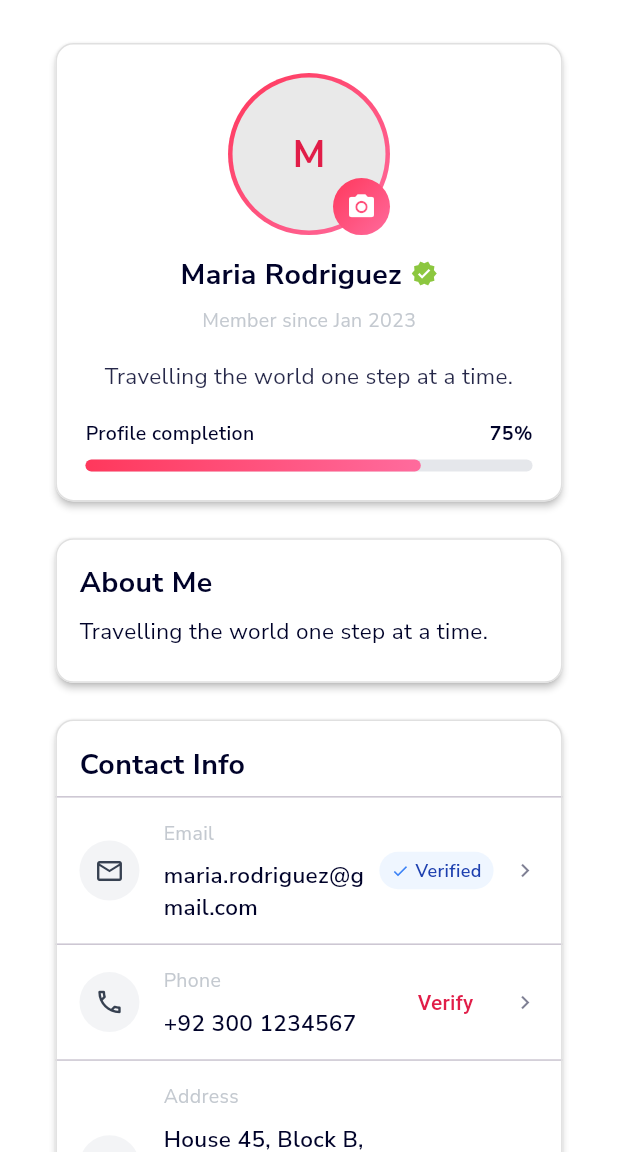
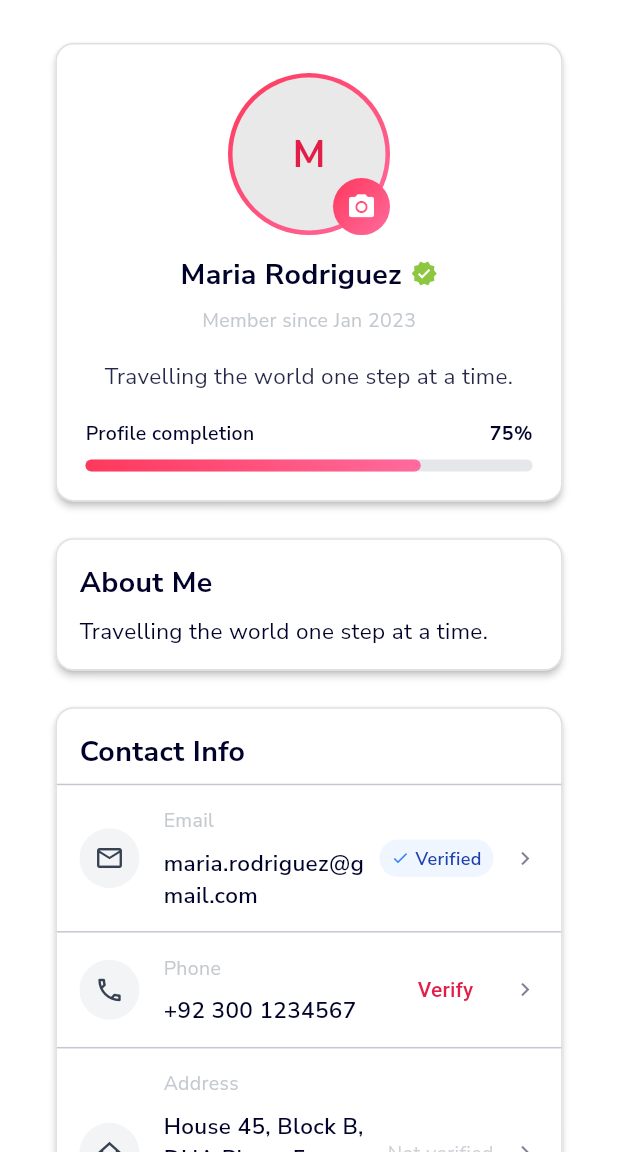
Before and after one commit to tripavail92-byte/tripavail, a Flutter app: the ProfileScreen screen opened directly, on a phone screen of 412 x 824 dp, the part 84-1236 px from its top. Run offline on Flutter 3.47's test engine with Material 3 defaults, Android fonts, the phone set to English and light mode, and no system bars; our stand-ins replace cached_network_image, connectivity_plus, flutter_spinkit, geocoding, geolocator, get and 3 more; accounts and stored records are empty.

Commit message:
WIP update

```diff
--- a/lib/features/profile/profile_screen.dart
+++ b/lib/features/profile/profile_screen.dart
@@ -72,14 +72,21 @@ class ProfileScreen extends StatefulWidget {
   State<ProfileScreen> createState() => _ProfileScreenState();
 }
 
-class _ProfileScreenState extends State<ProfileScreen>
-    with SingleTickerProviderStateMixin {
+class _ProfileScreenState extends State<ProfileScreen> {
   bool isEditing = false;
 
   late ProfileData profileData;
   late ProfileData editData;
 
   final _formKey = GlobalKey<FormState>();
+
+  // Spacing multipliers
+  static const double _spacingSmall = 0.01;
+  static const double _spacingMedium = 0.015;
+  static const double _spacingLarge = 0.02;
+  static const double _spacingXLarge = 0.03;
+  static const double _horizontalPadding = 0.08;
+  static const double _maxContentWidth = 560.0;
 
   @override
   void initState() {
@@ -117,7 +124,6 @@ class _ProfileScreenState extends State<ProfileScreen>
 
   void _toggleEdit() {
     setState(() {
-      // Always refresh the edit buffer when toggling modes
       editData = profileData.copy();
       isEditing = !isEditing;
     });
@@ -130,7 +136,6 @@ class _ProfileScreenState extends State<ProfileScreen>
         profileData = editData.copy();
         isEditing = false;
       });
-      // Integrate backend update here
       ScaffoldMessenger.of(
         context,
       ).showSnackBar(const SnackBar(content: Text('Profile updated')));
@@ -144,18 +149,12 @@ class _ProfileScreenState extends State<ProfileScreen>
     return null;
   }
 
-  // Removed unused email validator; email edit moved out of About Me
-
   String? _validateBio(String? val) {
     if (val != null && val.length > 200) {
       return 'Bio must be under 200 characters';
     }
     return null;
   }
-
-  // Removed inline password change validation; handled in dedicated form
-
-  // Removed unused _updatePassword; password updates handled in _SecuritySettingsForm
 
   void _openPhotoSheet() {
     showModalBottomSheet(
@@ -164,14 +163,8 @@ class _ProfileScreenState extends State<ProfileScreen>
       isScrollControlled: false,
       builder: (context) {
         return ChoosePhotoBottomSheet(
-          onChooseFromLibraryPressed: () {
-            Navigator.pop(context);
-            // Handle gallery
-          },
-          onTakePhotoPressed: () {
-            Navigator.pop(context);
-            // Handle camera
-          },
+          onChooseFromLibraryPressed: () => Navigator.pop(context),
+          onTakePhotoPressed: () => Navigator.pop(context),
         );
       },
     );
@@ -189,19 +182,9 @@ class _ProfileScreenState extends State<ProfileScreen>
     final hasAvatar =
         (p.profileImage != null && p.profileImage!.isNotEmpty) ||
         (p.avatarUrl != null && p.avatarUrl!.isNotEmpty);
-    if (hasAvatar) {
-      total += 10;
-    }
+    if (hasAvatar) total += 10;
     return total.clamp(0, 100);
   }
-
-  // Removed old solid-color progress mapping in favor of app role gradient
-
-  // Avatar UI moved to ProfileHeaderCard for narrower rebuild scope
-
-  // Removed unused verification badge; verification shown in Contact Info card
-
-  // Removed inline contact method row; contact info lives in its own card
 
   Widget _buildViewMode() {
     final theme = Theme.of(context);
@@ -214,10 +197,13 @@ class _ProfileScreenState extends State<ProfileScreen>
   }
 
   Widget _buildEditMode() {
+    final theme = Theme.of(context);
     final inputBorder = OutlineInputBorder(
       borderRadius: BorderRadius.circular(12),
       borderSide: const BorderSide(color: Color(0xFFDDDDDD)),
     );
+    final screenHeight = MediaQuery.of(context).size.height;
+
     return Form(
       key: _formKey,
       child: Column(
@@ -234,14 +220,14 @@ class _ProfileScreenState extends State<ProfileScreen>
                 border: inputBorder,
                 enabledBorder: inputBorder,
                 focusedBorder: inputBorder.copyWith(
-                  borderSide: BorderSide(color: Theme.of(context).primaryColor),
+                  borderSide: BorderSide(color: theme.primaryColor),
                 ),
               ),
               onSaved: (val) => editData.name = val ?? '',
               validator: _validateName,
             ),
           ),
-          SizedBox(height: MediaQuery.of(context).size.height * 0.015),
+          SizedBox(height: screenHeight * _spacingMedium),
           _labeledField(
             label: 'About Me',
             field: TextFormField(
@@ -255,7 +241,7 @@ class _ProfileScreenState extends State<ProfileScreen>
                 border: inputBorder,
                 enabledBorder: inputBorder,
                 focusedBorder: inputBorder.copyWith(
-                  borderSide: BorderSide(color: Theme.of(context).primaryColor),
+                  borderSide: BorderSide(color: theme.primaryColor),
                 ),
               ),
               onSaved: (val) => editData.bio = val ?? '',
@@ -266,10 +252,6 @@ class _ProfileScreenState extends State<ProfileScreen>
       ),
     );
   }
-
-  // Removed unused inline security section; a dedicated screen is used instead
-
-  // Header card moved into ProfileHeaderCard
 
   Widget _labelWithAccent(String label) {
     final theme = Theme.of(context);
@@ -304,8 +286,6 @@ class _ProfileScreenState extends State<ProfileScreen>
     );
   }
 
-  // Contact rows moved into ContactInfoCard
-
   Future<void> _pickDob() async {
     final picked = await showDatePicker(
       context: context,
@@ -334,12 +314,6 @@ class _ProfileScreenState extends State<ProfileScreen>
       });
     }
   }
-
-  // Contact card moved into ContactInfoCard
-
-  // Navigation row moved into PaymentMethodsCard
-
-  // Payment card moved into PaymentMethodsCard
 
   @override
   Widget build(BuildContext context) {
@@ -377,19 +351,21 @@ class _ProfileScreenState extends State<ProfileScreen>
       body: LayoutBuilder(
         builder: (context, constraints) {
           final size = MediaQuery.of(context).size;
-          final double width = size.width;
+          final screenHeight = size.height;
+          final screenWidth = size.width;
+
           return Center(
             child: ConstrainedBox(
-              constraints: const BoxConstraints(maxWidth: 560),
+              constraints: const BoxConstraints(maxWidth: _maxContentWidth),
               child: Padding(
-                padding: EdgeInsets.symmetric(horizontal: width * 0.08),
+                padding: EdgeInsets.symmetric(
+                  horizontal: screenWidth * _horizontalPadding,
+                ),
                 child: SingleChildScrollView(
                   child: Column(
                     crossAxisAlignment: CrossAxisAlignment.stretch,
                     children: [
-                      SizedBox(
-                        height: MediaQuery.of(context).size.height * 0.03,
-                      ),
+                      SizedBox(height: screenHeight * _spacingXLarge),
                       ProfileHeaderCard(
                         name: profileData.name,
                         bio: profileData.bio,
@@ -399,9 +375,7 @@ class _ProfileScreenState extends State<ProfileScreen>
                         completion: _calculateCompletion(profileData),
                         onChangePhoto: _openPhotoSheet,
                       ),
-                      SizedBox(
-                        height: MediaQuery.of(context).size.height * 0.02,
-                      ),
+                      SizedBox(height: screenHeight * _spacingLarge),
                       Card(
                         elevation: 2,
                         color: theme.colorScheme.surface,
@@ -422,22 +396,13 @@ class _ProfileScreenState extends State<ProfileScreen>
                                 'About Me',
                                 style: AppTextStyle.headlineSmall,
                               ),
-                              SizedBox(
-                                height:
-                                    MediaQuery.of(context).size.height * 0.01,
-                              ),
+                              SizedBox(height: screenHeight * _spacingSmall),
                               isEditing ? _buildEditMode() : _buildViewMode(),
-                              SizedBox(
-                                height:
-                                    MediaQuery.of(context).size.height * 0.01,
-                              ),
                             ],
                           ),
                         ),
                       ),
-                      SizedBox(
-                        height: MediaQuery.of(context).size.height * 0.02,
-                      ),
+                      SizedBox(height: screenHeight * _spacingLarge),
                       ContactInfoCard(
                         email: profileData.email,
                         emailVerified: profileData.emailVerified,
@@ -464,19 +429,14 @@ class _ProfileScreenState extends State<ProfileScreen>
                           ),
                         ),
                       ),
-                      SizedBox(
-                        height: MediaQuery.of(context).size.height * 0.02,
-                      ),
+                      SizedBox(height: screenHeight * _spacingLarge),
                       PaymentMethodsCard(
                         onWalletsTap: () =>
                             Get.to(() => const _MobileWalletsScreen()),
                         onCardsTap: () =>
                             Get.to(() => const _PaymentCardsScreen()),
                       ),
-                      // Account Security removed (OTP login; no password)
-                      SizedBox(
-                        height: MediaQuery.of(context).size.height * 0.03,
-                      ),
+                      SizedBox(height: screenHeight * _spacingXLarge),
                     ],
                   ),
                 ),
@@ -540,11 +500,20 @@ class _PhoneVerificationScreen extends StatefulWidget {
 
 class _PhoneVerificationScreenState extends State<_PhoneVerificationScreen> {
   String code = '';
-  bool codeSent = true; // assume sent; integrate API to toggle
+  bool codeSent = true;
+
+  // Spacing multipliers
+  static const double _spacingSmall = 0.01;
+  static const double _spacingMedium = 0.015;
+  static const double _spacingXLarge = 0.03;
 
   @override
   Widget build(BuildContext context) {
     final theme = Theme.of(context);
+    final size = MediaQuery.of(context).size;
+    final screenHeight = size.height;
+    final horizontalPadding = (size.width * 0.08).clamp(16.0, 28.0);
+
     return Scaffold(
       appBar: const PrimaryAppBar(
         title: 'Verify Phone',
@@ -552,16 +521,11 @@ class _PhoneVerificationScreenState extends State<_PhoneVerificationScreen> {
       ),
       body: SafeArea(
         child: Padding(
-          padding: EdgeInsets.symmetric(
-            horizontal: (MediaQuery.of(context).size.width * 0.08).clamp(
-              16.0,
-              28.0,
-            ),
-          ),
+          padding: EdgeInsets.symmetric(horizontal: horizontalPadding),
           child: Column(
             crossAxisAlignment: CrossAxisAlignment.stretch,
             children: [
-              SizedBox(height: MediaQuery.of(context).size.height * 0.03),
+              SizedBox(height: screenHeight * _spacingXLarge),
               Text(
                 'We sent a 6-digit code to:',
                 style: AppTextStyle.bodySmall.copyWith(
@@ -570,9 +534,9 @@ class _PhoneVerificationScreenState extends State<_PhoneVerificationScreen> {
                   ),
                 ),
               ),
-              SizedBox(height: MediaQuery.of(context).size.height * 0.01),
+              SizedBox(height: screenHeight * _spacingSmall),
               Text(widget.phoneNumber, style: AppTextStyle.headlineSmall),
-              SizedBox(height: MediaQuery.of(context).size.height * 0.03),
+              SizedBox(height: screenHeight * _spacingXLarge),
               Center(
                 child: OtpInput(
                   length: 6,
@@ -580,7 +544,7 @@ class _PhoneVerificationScreenState extends State<_PhoneVerificationScreen> {
                   onCompleted: (v) => setState(() => code = v),
                 ),
               ),
-              SizedBox(height: MediaQuery.of(context).size.height * 0.03),
+              SizedBox(height: screenHeight * _spacingXLarge),
               PrimaryButton(
                 onPressed: () {
                   if (code.length != 6) {
@@ -594,7 +558,7 @@ class _PhoneVerificationScreenState extends State<_PhoneVerificationScreen> {
                 title: 'Verify',
                 height: 48,
               ),
-              SizedBox(height: MediaQuery.of(context).size.height * 0.015),
+              SizedBox(height: screenHeight * _spacingMedium),
               TextButton(
                 onPressed: codeSent
                     ? null
```
